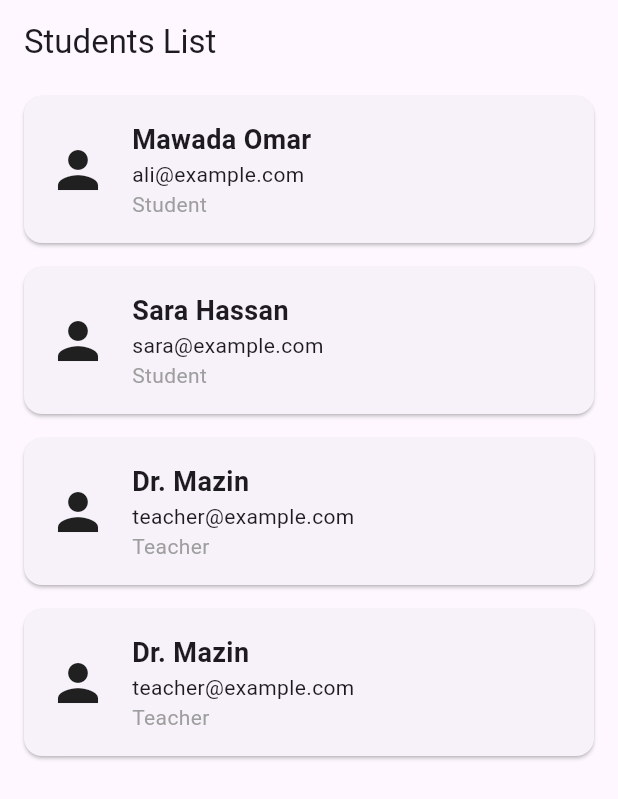
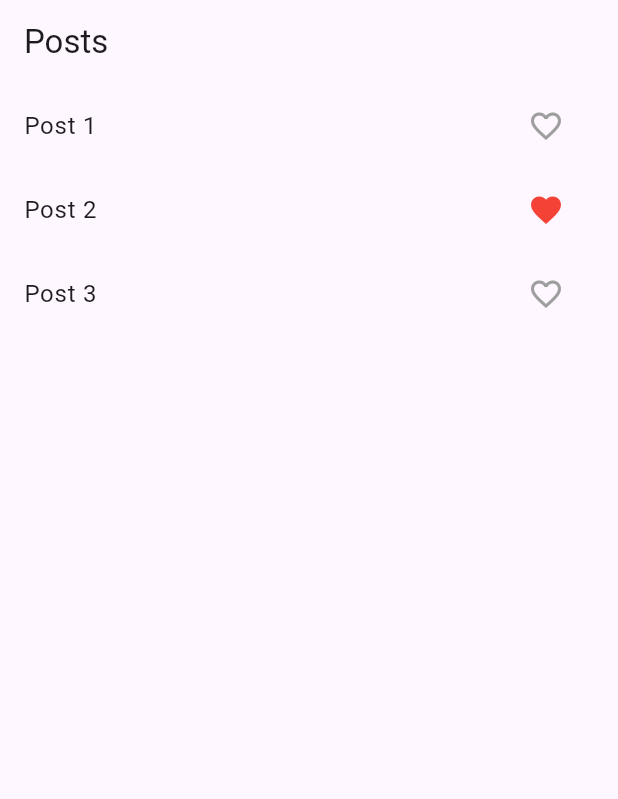
Before and after one commit to alhijrymawada-create/wajebat_app, a Flutter app: the screen it shows after launch, on a phone screen of 412 x 824 dp. Shown: the top 799 px of the screen. Run offline on Flutter 3.47's test engine with Material 3 defaults, Android fonts, the phone set to English and light mode, and no system bars.

Commit message:
added new code in main.dart

```diff
--- a/lib/main.dart
+++ b/lib/main.dart
@@ -1,6 +1,5 @@
 import 'package:flutter/material.dart';
-import 'UserInfoCard.dart'; // assume it is in a separate file
-
+import 'LikeButton.dart';
 void main() {
   runApp(const MyApp());
 }
@@ -16,35 +15,26 @@ class MyApp extends StatelessWidget {
     );
   }
 }
-
 class HomeScreen extends StatelessWidget {
   const HomeScreen({super.key});
 
   @override
   Widget build(BuildContext context) {
     return Scaffold(
-      appBar: AppBar(title: const Text('Students List')),
+      appBar: AppBar(title: const Text('Posts')),
       body: ListView(
         children: const [
-          UserInfoCard(
-            name: 'Mawada Omar',
-            email: 'ali@example.com',
-            role: 'Student',
+          ListTile(
+            title: Text('Post 1'),
+            trailing: LikeButton(),
           ),
-          UserInfoCard(
-            name: 'Sara Hassan',
-            email: 'sara@example.com',
-            role: 'Student',
+          ListTile(
+            title: Text('Post 2'),
+            trailing: LikeButton(initialIsLiked: true),
           ),
-          UserInfoCard(
-            name: 'Dr. Mazin',
-            email: 'teacher@example.com',
-            role: 'Teacher',
-          ),
-          UserInfoCard(
-            name: 'Dr. Mazin',
-            email: 'teacher@example.com',
-            role: 'Teacher',
+          ListTile(
+            title: Text('Post 3'),
+            trailing: LikeButton(),
           ),
         ],
       ),
```
